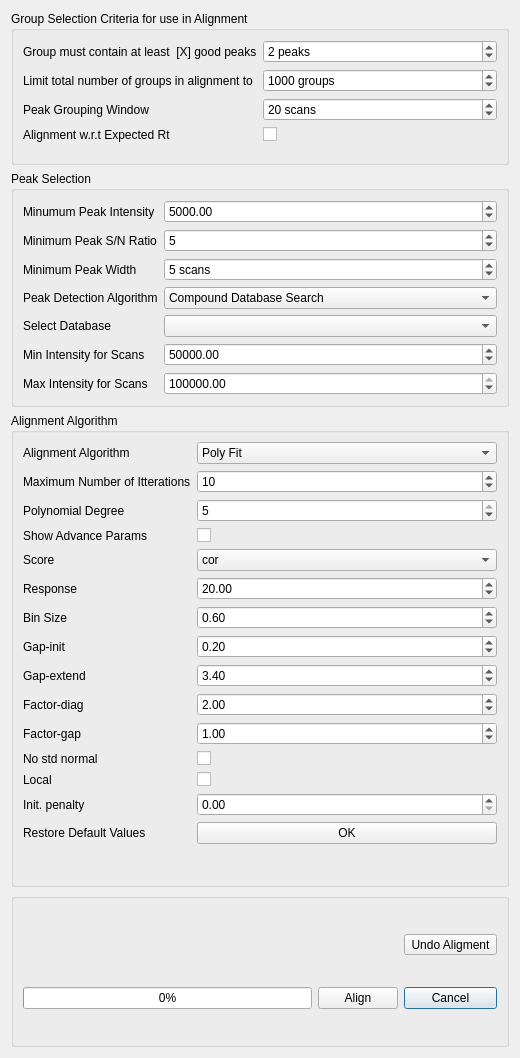
This is src/gui/mzroll/forms/alignmentdialog.ui in ElucidataInc/ElMaven as Qt 5 draws it before an edit. The edited form follows.
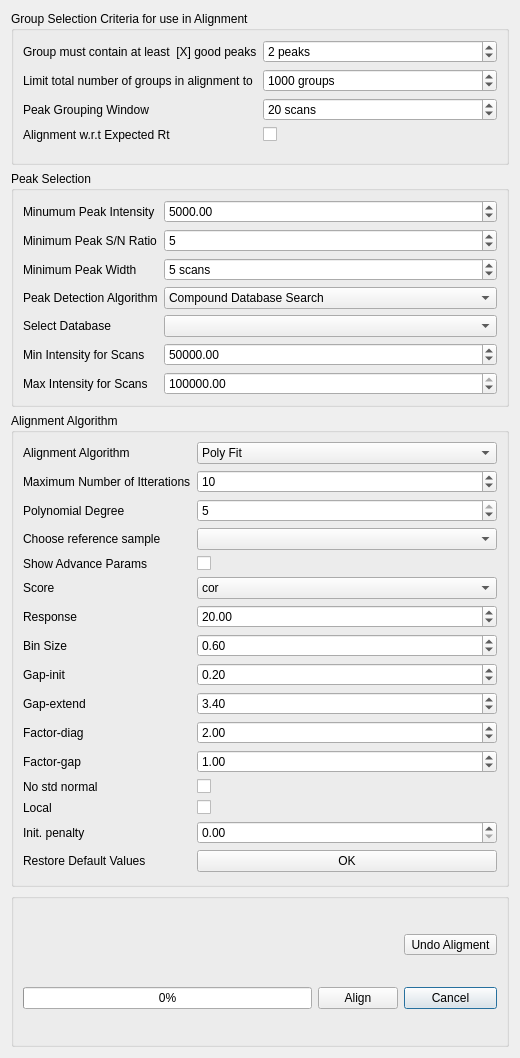
This is the edited form.

Commit message:
Ftr: Allow users to choose reference sample for OBI-WARP
Add a combo box containing all the selected samples from which
the user can select a reference sample. If the user does
not select anything, the sample is chosen randomly

```diff
--- a/src/gui/mzroll/forms/alignmentdialog.ui
+++ b/src/gui/mzroll/forms/alignmentdialog.ui
@@ -371,14 +371,14 @@
         </property>
        </widget>
       </item>
-      <item row="5" column="0">
+      <item row="6" column="0">
        <widget class="QLabel" name="labelScoreObi">
         <property name="text">
          <string>Score</string>
         </property>
        </widget>
       </item>
-      <item row="5" column="1">
+      <item row="6" column="1">
        <widget class="QComboBox" name="scoreObi">
         <item>
          <property name="text">
@@ -402,14 +402,14 @@
         </item>
        </widget>
       </item>
-      <item row="6" column="0">
+      <item row="7" column="0">
        <widget class="QLabel" name="labelResponseObiWarp">
         <property name="text">
          <string>Response</string>
         </property>
        </widget>
       </item>
-      <item row="6" column="1">
+      <item row="7" column="1">
        <widget class="QDoubleSpinBox" name="responseObiWarp">
         <property name="maximum">
          <double>100.000000000000000</double>
@@ -422,14 +422,14 @@
         </property>
        </widget>
       </item>
-      <item row="7" column="0">
+      <item row="8" column="0">
        <widget class="QLabel" name="labelBinSizeObiWarp">
         <property name="text">
          <string>Bin Size</string>
         </property>
        </widget>
       </item>
-      <item row="7" column="1">
+      <item row="8" column="1">
        <widget class="QDoubleSpinBox" name="binSizeObiWarp">
         <property name="maximum">
          <double>2.000000000000000</double>
@@ -442,14 +442,14 @@
         </property>
        </widget>
       </item>
-      <item row="8" column="0">
+      <item row="9" column="0">
        <widget class="QLabel" name="labelGapInit">
         <property name="text">
          <string>Gap-init</string>
         </property>
        </widget>
       </item>
-      <item row="8" column="1">
+      <item row="9" column="1">
        <widget class="QDoubleSpinBox" name="gapInit">
         <property name="maximum">
          <double>97.989999999999995</double>
@@ -462,14 +462,14 @@
         </property>
        </widget>
       </item>
-      <item row="9" column="0">
+      <item row="10" column="0">
        <widget class="QLabel" name="labelGapExtend">
         <property name="text">
          <string>Gap-extend</string>
         </property>
        </widget>
       </item>
-      <item row="9" column="1">
+      <item row="10" column="1">
        <widget class="QDoubleSpinBox" name="gapExtend">
         <property name="singleStep">
          <double>0.500000000000000</double>
@@ -479,14 +479,14 @@
         </property>
        </widget>
       </item>
-      <item row="10" column="0">
+      <item row="11" column="0">
        <widget class="QLabel" name="labelFactorDiag">
         <property name="text">
          <string>Factor-diag</string>
         </property>
        </widget>
       </item>
-      <item row="10" column="1">
+      <item row="11" column="1">
        <widget class="QDoubleSpinBox" name="factorDiag">
         <property name="singleStep">
          <double>0.500000000000000</double>
@@ -496,14 +496,14 @@
         </property>
        </widget>
       </item>
-      <item row="11" column="0">
+      <item row="12" column="0">
        <widget class="QLabel" name="labelFactorGap">
         <property name="text">
          <string>Factor-gap</string>
         </property>
        </widget>
       </item>
-      <item row="11" column="1">
+      <item row="12" column="1">
        <widget class="QDoubleSpinBox" name="factorGap">
         <property name="singleStep">
          <double>0.500000000000000</double>
@@ -513,72 +513,82 @@
         </property>
        </widget>
       </item>
-      <item row="12" column="0">
+      <item row="13" column="0">
        <widget class="QLabel" name="labelNoStdNormal">
         <property name="text">
          <string>No std normal</string>
         </property>
        </widget>
       </item>
-      <item row="12" column="1">
+      <item row="13" column="1">
        <widget class="QCheckBox" name="noStdNormal">
         <property name="text">
          <string/>
         </property>
        </widget>
       </item>
-      <item row="13" column="0">
+      <item row="14" column="0">
        <widget class="QLabel" name="labelLocal">
         <property name="text">
          <string>Local</string>
         </property>
        </widget>
       </item>
-      <item row="13" column="1">
+      <item row="14" column="1">
        <widget class="QCheckBox" name="local">
         <property name="text">
          <string/>
         </property>
        </widget>
       </item>
-      <item row="14" column="0">
+      <item row="15" column="0">
        <widget class="QLabel" name="labelInitPenalty">
         <property name="text">
          <string>Init. penalty</string>
         </property>
        </widget>
       </item>
-      <item row="14" column="1">
+      <item row="15" column="1">
        <widget class="QDoubleSpinBox" name="initPenalty"/>
       </item>
-      <item row="15" column="0">
+      <item row="16" column="0">
        <widget class="QLabel" name="labelRestoreDefaultObiWarpParams">
         <property name="text">
          <string>Restore Default Values</string>
         </property>
        </widget>
       </item>
-      <item row="15" column="1">
+      <item row="16" column="1">
        <widget class="QPushButton" name="restoreDefaultObiWarpParams">
         <property name="text">
          <string>OK</string>
         </property>
        </widget>
       </item>
-      <item row="4" column="0">
+      <item row="5" column="0">
        <widget class="QLabel" name="labelShowAdvanceParams">
         <property name="text">
          <string>Show Advance Params</string>
         </property>
        </widget>
       </item>
-      <item row="4" column="1">
+      <item row="5" column="1">
        <widget class="QCheckBox" name="showAdvanceParams">
         <property name="text">
          <string/>
         </property>
        </widget>
       </item>
+      <item row="4" column="0">
+       <widget class="QLabel" name="refSampleLabel">
+        <property name="text">
+         <string>Choose reference sample</string>
+        </property>
+       </widget>
+      </item>
+      <item row="4" column="1">
+       <widget class="QComboBox" name="samplesBox"/>
+      </item>
      </layout>
     </widget>
    </item>
```
The commit also changes 4 other files.
